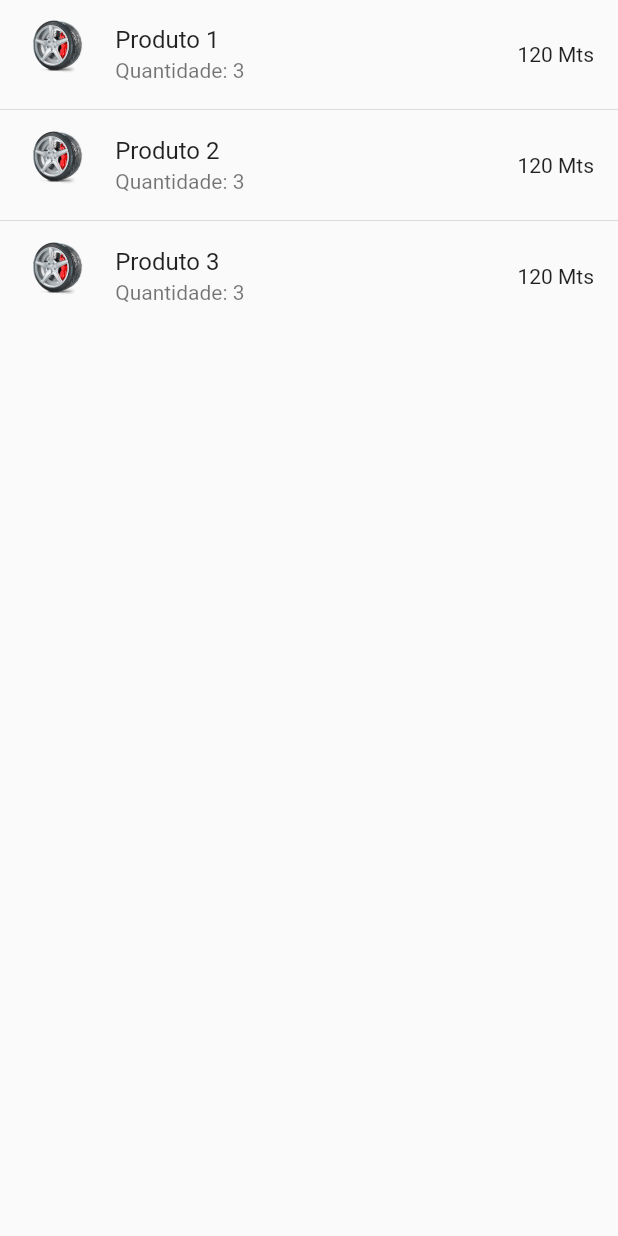
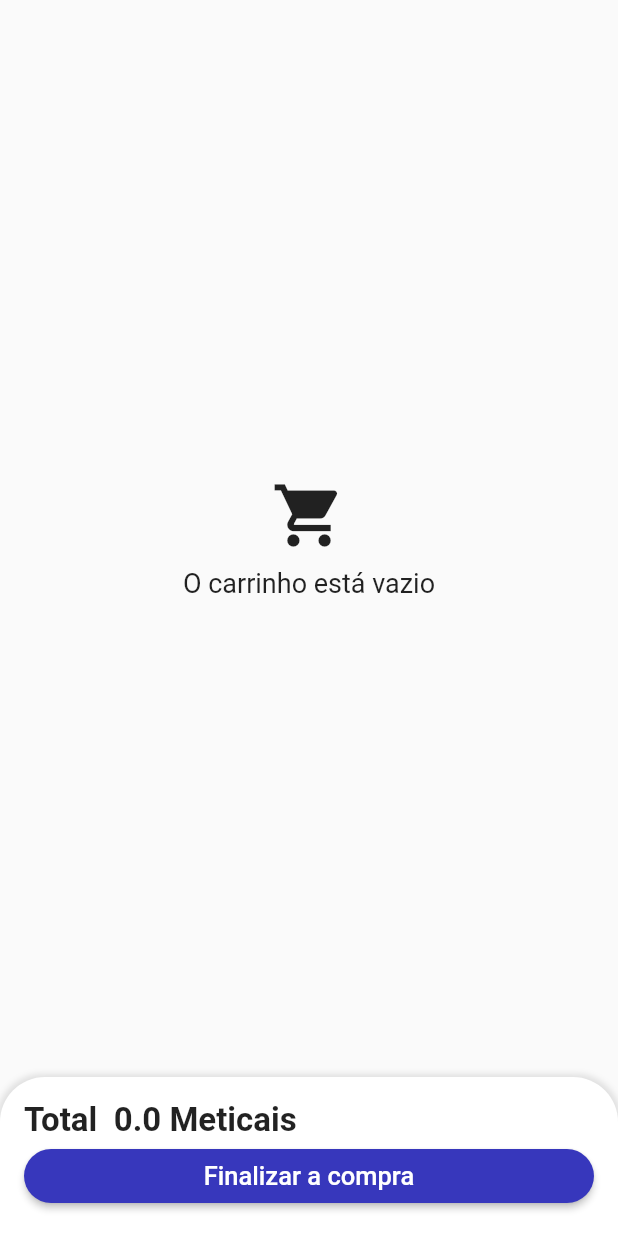
Before and after one commit to marinoricardo/ecommerce_app_flutter, a Flutter app: the Carinho widget shown alone on an empty page, opened directly, on a phone screen of 412 x 824 dp. Run offline on Flutter 3.47's test engine with Material 2 defaults, Android fonts, the phone set to English and light mode, and no system bars; our stand-ins replace badges.

Commit message:
implement provider

```diff
--- /dev/null
+++ b/lib/pages/carrinho/carinho.dart
@@ -0,0 +1,114 @@
+// ignore_for_file: prefer_const_constructors
+
+import 'package:ecommerce_app_flutter/pages/carrinho/components/carrinho_tile.dart';
+import 'package:ecommerce_app_flutter/provider/produtos_provider.dart';
+import 'package:flutter/material.dart';
+import 'package:provider/provider.dart';
+
+class Carinho extends StatefulWidget {
+  const Carinho({Key? key}) : super(key: key);
+
+  @override
+  State<Carinho> createState() => _CarinhoState();
+}
+
+class _CarinhoState extends State<Carinho> {
+  final List<String> entries = <String>['Produto 1', 'Produto 2', 'Produto 3'];
+  late ProdutosProvider carinho;
+  @override
+  Widget build(BuildContext context) {
+    late ProdutosProvider prod = context.watch<ProdutosProvider>();
+    return Column(
+      children: [
+        Expanded(
+          // color: Colors.amber,
+          child: Consumer<ProdutosProvider>(
+            builder: (context, value, child) {
+              return value.produtos.isEmpty
+                  ? Center(
+                      child: Column(
+                        mainAxisAlignment: MainAxisAlignment.center,
+                        children: const [
+                          Icon(
+                            Icons.shopping_cart,
+                            size: 50,
+                          ),
+                          SizedBox(
+                            height: 10,
+                          ),
+                          Text(
+                            'O carrinho está vazio',
+                            style: TextStyle(
+                              fontSize: 18,
+                            ),
+                          ),
+                        ],
+                      ),
+                    )
+                  : ListView.separated(
+                      itemCount: value.produtos.length,
+                      itemBuilder: ((context, index) {
+                        return CarrinhoTile(
+                          produto: value.produtos[index],
+                        );
+                      }),
+                      separatorBuilder: ((context, index) => const Divider(
+                            height: 2,
+                          )),
+                    );
+            },
+          ),
+        ),
+        Container(
+          padding: EdgeInsets.all(16),
+          decoration: BoxDecoration(
+            color: Colors.white,
+            borderRadius: BorderRadius.vertical(
+              top: Radius.circular(30),
+            ),
+            boxShadow: [
+              BoxShadow(
+                color: Colors.grey.shade300,
+                blurRadius: 3,
+                spreadRadius: 2,
+              ),
+            ],
+          ),
+          child: Column(
+            crossAxisAlignment: CrossAxisAlignment.stretch,
+            children: [
+              Text(
+                'Total  ${prod.totalPrice()} Meticais',
+                style: TextStyle(
+                  fontSize: 22,
+                  fontWeight: FontWeight.bold,
+                ),
+              ),
+              SizedBox(
+                width: double.infinity,
+                child: ElevatedButton(
+                  onPressed: () {
+                    Provider.of<ProdutosProvider>(context, listen: false)
+                        .clearProdutos();
+                  },
+                  style: ElevatedButton.styleFrom(
+                    primary: Color.fromRGBO(55, 55, 188, 1),
+                    shape: RoundedRectangleBorder(
+                      borderRadius: BorderRadius.circular(18),
+                    ),
+                  ),
+                  child: Text(
+                    'Finalizar a compra',
+                    style: TextStyle(
+                      fontSize: 17,
+                    ),
+                  ),
+                ),
+              ),
+            ],
+          ),
+        )
+      ],
+    );
+  }
+}
--- a/lib/pages/home_page.dart
+++ b/lib/pages/home_page.dart
@@ -2,9 +2,11 @@
 
 import 'package:badges/badges.dart';
 import 'package:ecommerce_app_flutter/pages/produtos_page.dart';
-import 'package:ecommerce_app_flutter/views/carinho.dart';
+import 'package:ecommerce_app_flutter/provider/produtos_provider.dart';
+import 'package:ecommerce_app_flutter/pages/carrinho/carinho.dart';
 import 'package:ecommerce_app_flutter/views/produtos.dart';
 import 'package:flutter/material.dart';
+import 'package:provider/provider.dart';
 
 class HomePage extends StatefulWidget {
   const HomePage({Key? key}) : super(key: key);
@@ -18,22 +20,24 @@ class _HomePageState extends State<HomePage> {
   int pageSelect = 0;
 
   final List<Produto> produtos = [
-    Produto(name: "Oleo4", price: "144", image: 'images/produto1.png'),
-    Produto(name: "Produto 2", price: "944", image: 'images/produto.png'),
-    Produto(name: "Produto 14", price: "1244", image: 'images/produto3.png'),
-    Produto(name: "Produto 512", price: "1204", image: 'images/produto4.png'),
-    Produto(name: "Produto 155", price: "1244", image: 'images/produto5.png'),
-    Produto(name: "Produto 1120", price: "9244", image: 'images/produto6.png'),
-    Produto(name: "Oleo", price: "144", image: 'images/produto1.png'),
-    Produto(name: "Produto 2", price: "944", image: 'images/produto.png'),
-    Produto(name: "Produto 1", price: "1244", image: 'images/produto3.png'),
-    Produto(name: "Produto 5", price: "1204", image: 'images/produto4.png'),
-    Produto(name: "Produto 1", price: "1244", image: 'images/produto5.png'),
-    Produto(name: "Produto 10", price: "9244", image: 'images/produto6.png'),
+    Produto(name: "Oleo4", price: 144, image: 'images/produto1.png'),
+    Produto(name: "Produto 2", price: 94, image: 'images/produto.png'),
+    Produto(name: "Produto 14", price: 1244, image: 'images/produto3.png'),
+    Produto(name: "Produto 512", price: 1204, image: 'images/produto4.png'),
+    Produto(name: "Produto 155", price: 1244, image: 'images/produto5.png'),
+    Produto(name: "Produto 1120", price: 9244, image: 'images/produto6.png'),
+    // Produto(name: "Oleo", price: "144", image: 'images/produto1.png'),
+    // Produto(name: "Produto 2", price: "944", image: 'images/produto.png'),
+    // Produto(name: "Produto 1", price: "1244", image: 'images/produto3.png'),
+    // Produto(name: "Produto 5", price: "1204", image: 'images/produto4.png'),
+    // Produto(name: "Produto 1", price: "1244", image: 'images/produto5.png'),
+    // Produto(name: "Produto 10", price: "9244", image: 'images/produto6.png'),
   ];
 
   @override
   Widget build(BuildContext context) {
+    late ProdutosProvider prod = context.watch<ProdutosProvider>();
+    print(prod.produtos.length);
     return Scaffold(
       backgroundColor: Color.fromARGB(255, 223, 228, 228),
       appBar: AppBar(
@@ -90,7 +94,7 @@ class _HomePageState extends State<HomePage> {
                 label: "Produtos"),
             BottomNavigationBarItem(
                 icon: Badge(
-                  badgeContent: Text('7'),
+                  badgeContent: Text(prod.produtos.length.toString()),
                   badgeColor: Colors.white,
                   child: Icon(
                     Icons.shopping_cart_outlined,
@@ -104,7 +108,7 @@ class _HomePageState extends State<HomePage> {
 
 class Produto {
   final String? name;
-  final String? price;
+  final double? price;
   final String? image;
   final Color? color;
 
--- a/lib/pages/produtos_page.dart
+++ b/lib/pages/produtos_page.dart
@@ -10,31 +10,31 @@ class ProdutosPage extends StatelessWidget {
   final List<Produto> produtos = [
     Produto(
       name: "Oleo",
-      price: "144",
+      price: 14,
       image: 'images/produto4.png',
       color: Colors.amber,
     ),
     Produto(
       name: "Produto 2",
-      price: "944",
+      price: 94,
       image: 'images/produto.png',
       color: Colors.red,
     ),
     Produto(
       name: "Produto 1",
-      price: "1244",
+      price: 12,
       image: 'images/produto3.png',
       color: Colors.red,
     ),
-    Produto(name: "Produto 5", price: "1204", image: 'images/produto4.png'),
-    Produto(name: "Produto 31", price: "1244", image: 'images/produto5.png'),
-    Produto(name: "Produto 210", price: "9244", image: 'images/produto6.png'),
-    Produto(name: "O223leo", price: "144", image: 'images/produto1.png'),
-    Produto(name: "Produtowd 1", price: "1244", image: 'images/produto3.png'),
-    Produto(name: "Produtowf 5", price: "1204", image: 'images/produto4.png'),
-    Produto(name: "Produtfdo 5", price: "1204", image: 'images/produto4.png'),
-    Produto(name: "Produffdto 1", price: "1244", image: 'images/produto5.png'),
-    Produto(name: "Produtero 10", price: "9244", image: 'images/produto6.png'),
+    Produto(name: "Produto 5", price: 104, image: 'images/produto4.png'),
+    Produto(name: "Produto 31", price: 124, image: 'images/produto5.png'),
+    Produto(name: "Produto 210", price: 92, image: 'images/produto6.png'),
+    Produto(name: "O223leo", price: 144, image: 'images/produto1.png'),
+    Produto(name: "Produtowd 1", price: 44, image: 'images/produto3.png'),
+    Produto(name: "Produtowf 5", price: 14, image: 'images/produto4.png'),
+    Produto(name: "Produtfdo 5", price: 104, image: 'images/produto4.png'),
+    Produto(name: "Produffdto 1", price: 244, image: 'images/produto5.png'),
+    Produto(name: "Produtero 10", price: 244, image: 'images/produto6.png'),
   ];
   @override
   Widget build(BuildContext context) {
--- /dev/null
+++ b/lib/provider/produtos_provider.dart
@@ -0,0 +1,32 @@
+import 'dart:collection';
+import 'dart:convert';
+
+import 'package:flutter/material.dart';
+
+import '../pages/home_page.dart';
+
+class ProdutosProvider extends ChangeNotifier {
+  final List<Produto> _produtos = [];
+
+  UnmodifiableListView<Produto> get produtos => UnmodifiableListView(_produtos);
+
+  void addProduto(Produto produto) {
+    _produtos.add(produto);
+    notifyListeners();
+  }
+
+  void clearProdutos() {
+    // _produtos.clear();
+    notifyListeners();
+  }
+
+  double totalPrice() {
+    double total = 0;
+
+    for (var item in produtos) {
+      total += item.price!;
+    }
+
+    return total;
+  }
+}
--- a/lib/views/carinho.dart
+++ /dev/null
@@ -1,37 +0,0 @@
-// ignore_for_file: prefer_const_constructors
-
-import 'package:flutter/material.dart';
-
-class Carinho extends StatefulWidget {
-  const Carinho({Key? key}) : super(key: key);
-
-  @override
-  State<Carinho> createState() => _CarinhoState();
-}
-
-class _CarinhoState extends State<Carinho> {
-  final List<String> entries = <String>['Produto 1', 'Produto 2', 'Produto 3'];
-  @override
-  Widget build(BuildContext context) {
-    return Container(
-      // color: Colors.amber,
-      child: ListView.separated(
-        itemCount: entries.length,
-        itemBuilder: ((context, index) {
-          return ListTile(
-            title: Text(entries[index]),
-            subtitle: Text('Quantidade: 3'),
-            trailing: Text('120 Mts'),
-            leading: Image.asset(
-              'images/produto6.png',
-              height: 90,
-            ),
-          );
-        }),
-        separatorBuilder: ((context, index) => const Divider(
-              height: 2,
-            )),
-      ),
-    );
-  }
-}
--- a/pubspec.yaml
+++ b/pubspec.yaml
@@ -35,6 +35,7 @@ dependencies:
   # Use with the CupertinoIcons class for iOS style icons.
   cupertino_icons: ^1.0.2
   badges:
+  provider: ^6.0.5
 
 dev_dependencies:
   flutter_test:
```
Also changed, not shown: lib/main.dart (+6 -1 lines), lib/pages/carrinho/components/carrinho_tile.dart (added, +32 -0 lines), lib/pages/detalhes_produto.dart (+16 -8 lines), lib/views/produtos.dart (+12 -15 lines), pubspec.lock.
